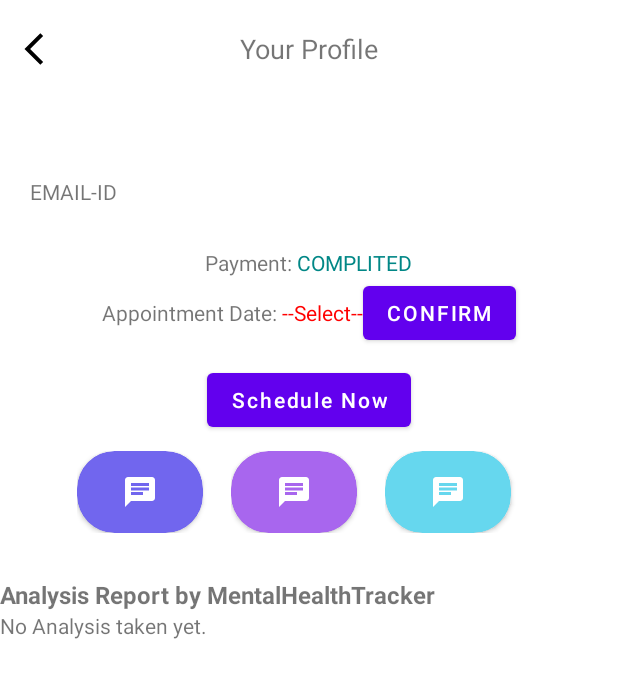
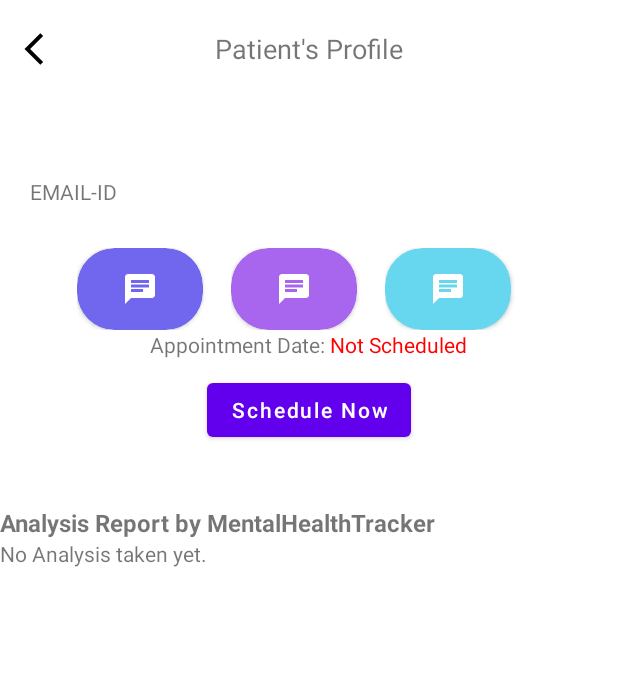
Before and after one commit to scarsxt/MHTDoctorApp, an Android app: the PatientDetails screen opened directly, with no data from a screen before it, on a phone screen of 412 x 824 dp. Shown: the top 678 px of the screen. Run offline under Robolectric (Android 15) with nearby library versions, the phone set to English and light mode, and no system bars; our stand-ins replace Firebase (no records; nobody signed in at launch, a user with empty details on screens opened directly).

Commit message:
Mostly Appointment flow complete, need to work on ui and ux.

```diff
--- a/app/src/main/java/com/example/mhtdoctorapp/PatientDetails.java
+++ b/app/src/main/java/com/example/mhtdoctorapp/PatientDetails.java
@@ -1,36 +1,25 @@
 package com.example.mhtdoctorapp;
+
+import static android.content.ContentValues.TAG;
+
+import android.app.TimePickerDialog;
+import android.content.Intent;
+import android.os.Bundle;
+import android.text.format.DateFormat;
+import android.util.Log;
+import android.view.View;
+import android.widget.AdapterView;
+import android.widget.ArrayAdapter;
+import android.widget.Button;
+import android.widget.EditText;
+import android.widget.LinearLayout;
+import android.widget.Spinner;
+import android.widget.TextView;
+import android.widget.TimePicker;
 
 import androidx.annotation.NonNull;
 import androidx.appcompat.app.AppCompatActivity;
 import androidx.cardview.widget.CardView;
-
-import android.app.Dialog;
-import android.content.Intent;
-import android.os.Bundle;
-import android.util.Log;
-import android.view.View;
-import android.view.ViewGroup;
-import android.widget.AdapterView;
-import android.widget.ArrayAdapter;
-import android.widget.Button;
-import android.widget.CalendarView;
-import android.widget.EditText;
-import android.widget.LinearLayout;
-import android.widget.Spinner;
-import android.widget.TextView;
-import android.widget.Toast;
-
-import java.text.DateFormat;
-import java.text.ParseException;
-import java.text.SimpleDateFormat;
-import java.util.ArrayList;
-import java.util.Calendar;
-import java.util.Date;
-import java.util.HashMap;
-import java.util.List;
-import java.util.Map;
-
-import static android.provider.Settings.System.DATE_FORMAT;
 
 import com.google.android.gms.tasks.OnCompleteListener;
 import com.google.android.gms.tasks.OnFailureListener;
@@ -40,18 +29,27 @@ import com.google.firebase.auth.FirebaseAuth;
 import com.google.firebase.firestore.DocumentSnapshot;
 import com.google.firebase.firestore.FirebaseFirestore;
 
-public class PatientDetails extends AppCompatActivity implements AdapterView.OnItemSelectedListener  {
-    Button scheduleNow, ok;
-    TextView appointmentDate, uName;
+import java.text.ParseException;
+import java.text.SimpleDateFormat;
+import java.util.ArrayList;
+import java.util.Calendar;
+import java.util.Date;
+import java.util.HashMap;
+import java.util.List;
+import java.util.Locale;
+import java.util.Map;
+
+public class PatientDetails extends AppCompatActivity implements AdapterView.OnItemSelectedListener {
+    Button scheduleNow, ok, timeButton, confirm;
+    TextView appointmentDate, uName, timeTextView;
     CardView chat;
-    String appDt, pName, doc_Name;
+    String appDt, pName, doc_Name, id;
     Spinner spinner;
-    LinearLayout date;
+    LinearLayout date, contact;
     List<String> categories;
-    String id;
-    Button confirm;
     FirebaseFirestore db = FirebaseFirestore.getInstance();
     String currentUser = FirebaseAuth.getInstance().getCurrentUser().getUid();
+    Calendar calendar1;
 
     @Override
     protected void onCreate(Bundle savedInstanceState) {
@@ -60,14 +58,18 @@ public class PatientDetails extends AppCompatActivity implements AdapterView.OnI
 
         Intent i = getIntent();
         id = i.getStringExtra("ID");
+        String by = i.getStringExtra("By");
 
         scheduleNow = findViewById(R.id.ScheduleNow);
         appointmentDate = findViewById(R.id.AppointmentDate);
         chat = findViewById(R.id.chats);
+        contact = findViewById(R.id.contact);
         spinner = (Spinner) findViewById(R.id.date);
         date = findViewById(R.id.dateLayout);
         confirm = findViewById(R.id.confirm);
         uName = findViewById(R.id.name);
+        timeTextView = findViewById(R.id.timeTextView);
+        timeButton = findViewById(R.id.timeButton);
 
         db.collection("User").document(id)
                 .get()
@@ -75,7 +77,7 @@ public class PatientDetails extends AppCompatActivity implements AdapterView.OnI
                     @Override
                     public void onComplete(@NonNull Task<DocumentSnapshot> task) {
                         DocumentSnapshot documentSnapshot = task.getResult();
-                        if (task.isSuccessful()){
+                        if (task.isSuccessful()) {
                             pName = documentSnapshot.getString("Name");
                             uName.setText(pName);
                         }
@@ -88,12 +90,11 @@ public class PatientDetails extends AppCompatActivity implements AdapterView.OnI
                     @Override
                     public void onComplete(@NonNull Task<DocumentSnapshot> task) {
                         DocumentSnapshot documentSnapshot = task.getResult();
-                        if (task.isSuccessful()){
+                        if (task.isSuccessful()) {
                             doc_Name = documentSnapshot.getString("Name");
                         }
                     }
                 });
-
 
         dateSet();
 
@@ -103,9 +104,15 @@ public class PatientDetails extends AppCompatActivity implements AdapterView.OnI
                     @Override
                     public void onComplete(@NonNull Task<DocumentSnapshot> task) {
                         DocumentSnapshot documentSnapshot = task.getResult();
-                        if (task.isSuccessful())
-                        {
+                        if (documentSnapshot.exists()) {
                             appDt = documentSnapshot.getString("AppointmentDate");
+                            Log.d("TAG", appDt);
+                            appointmentDate.setText(appDt);
+                            if (appDt.equals("NotScheduled")) {
+                                scheduleNow.setText("Schedule now");
+                            } else {
+                                scheduleNow.setVisibility(View.GONE);
+                            }
                         }
                     }
                 });
@@ -113,15 +120,12 @@ public class PatientDetails extends AppCompatActivity implements AdapterView.OnI
         scheduleNow.setOnClickListener(new View.OnClickListener() {
             @Override
             public void onClick(View view) {
-                    scheduleNow.setVisibility(View.GONE);
-                    date.setVisibility(View.VISIBLE);
-                    //dateSet.setVisibility(View.VISIBLE);
+                scheduleNow.setVisibility(View.GONE);
+                date.setVisibility(View.VISIBLE);
+                //dateSet.setVisibility(View.VISIBLE);
                 confirm.setVisibility(View.VISIBLE);
             }
         });
-
-        // Spinner element
-
 
         // Spinner click listener
         spinner.setOnItemSelectedListener((AdapterView.OnItemSelectedListener) this);
@@ -133,8 +137,7 @@ public class PatientDetails extends AppCompatActivity implements AdapterView.OnI
 
         categories.add("--Select--");
 
-        for (int d =0; d<7; d++)
-        {
+        for (int d = 0; d < 7; d++) {
             Calendar c = Calendar.getInstance();
             c.add(Calendar.DATE, d); // Adding days
             String output = sdf.format(c.getTime());
@@ -150,8 +153,6 @@ public class PatientDetails extends AppCompatActivity implements AdapterView.OnI
         // attaching data adapter to spinner
         spinner.setAdapter(dataAdapter);
 
-
-
         chat.setOnClickListener(new View.OnClickListener() {
             @Override
             public void onClick(View view) {
@@ -163,9 +164,17 @@ public class PatientDetails extends AppCompatActivity implements AdapterView.OnI
             }
         });
 
+        timeButton.setOnClickListener(new View.OnClickListener() {
+            @Override
+            public void onClick(View view) {
+                handleTimeButton();
+            }
+        });
+
         confirm.setOnClickListener(new View.OnClickListener() {
             @Override
             public void onClick(View view) {
+                String dateText = DateFormat.format("h:mm a", calendar1).toString();
                 Log.d("TAG", "On Click Listener Running");
 
                 appDt = appointmentDate.getText().toString();
@@ -178,6 +187,7 @@ public class PatientDetails extends AppCompatActivity implements AdapterView.OnI
                 requestData.put("AppointmentDate", appDt);
                 requestData.put("Payment", "false");
                 requestData.put("Approval", "Approved");
+                requestData.put("Time", dateText);
 
                 db.collection("User").document(id).collection("Appointment").document(currentUser)
                         .set(requestData)
@@ -205,6 +215,7 @@ public class PatientDetails extends AppCompatActivity implements AdapterView.OnI
                         .addOnFailureListener(new OnFailureListener() {
                             @Override
                             public void onFailure(@NonNull Exception e) {
+
                                 Log.w("TAG", "Error writing document", e);
                             }
                         });
@@ -215,19 +226,14 @@ public class PatientDetails extends AppCompatActivity implements AdapterView.OnI
 
     public void dateSet() {
         appDt = appointmentDate.getText().toString();
-        if (appDt.equals("Not Scheduled"))
-        {
+        if (appDt.equals("Not Scheduled")) {
             scheduleNow.setText("Schedule Now");
-        }
-        else if (appDt.equals("--Select--")){
+        } else if (appDt.equals("--Select--")) {
             scheduleNow.setText("Schedule Now");
-        }
-        else {
+        } else {
             scheduleNow.setText("Re-Schedule");
             appointmentDate.setTextColor(getResources().getColor(R.color.teal_700));
         }
-
-
     }
 
     @Override
@@ -236,7 +242,6 @@ public class PatientDetails extends AppCompatActivity implements AdapterView.OnI
         String dt = adapterView.getItemAtPosition(i).toString();
         appointmentDate.setText(dt);
         scheduleNow.setVisibility(View.VISIBLE);
-        date.setVisibility(View.GONE);
         dateSet();
     }
 
@@ -246,4 +251,24 @@ public class PatientDetails extends AppCompatActivity implements AdapterView.OnI
         scheduleNow.setVisibility(View.VISIBLE);
         date.setVisibility(View.GONE);
     }
+
+    private void handleTimeButton() {
+        Calendar calendar = Calendar.getInstance();
+        int HOUR = calendar.get(Calendar.HOUR);
+        int MINUTE = calendar.get(Calendar.MINUTE);
+        boolean is24HourFormat = DateFormat.is24HourFormat(this);
+
+        TimePickerDialog timePickerDialog = new TimePickerDialog(this, new TimePickerDialog.OnTimeSetListener() {
+            @Override
+            public void onTimeSet(TimePicker timePicker, int hour, int minute) {
+                Log.i(TAG, "onTimeSet: " + hour + minute);
+                calendar1 = Calendar.getInstance();
+                calendar1.set(Calendar.HOUR, hour);
+                calendar1.set(Calendar.MINUTE, minute);
+                String dateText = DateFormat.format("h:mm a", calendar1).toString();
+                timeTextView.setText(dateText);
+            }
+        }, HOUR, MINUTE, is24HourFormat);
+        timePickerDialog.show();
+    }
 }
--- a/app/src/main/res/layout/activity_patient_details.xml
+++ b/app/src/main/res/layout/activity_patient_details.xml
@@ -30,9 +30,8 @@
             <TextView
                 android:layout_width="wrap_content"
                 android:layout_height="wrap_content"
-                android:layout_centerHorizontal="true"
-                android:layout_centerVertical="true"
-                android:text="Your Profile"
+                android:layout_centerInParent="true"
+                android:text="Patient's Profile"
                 android:textSize="18sp" />
         </RelativeLayout>
 
@@ -70,76 +69,32 @@
         </RelativeLayout>
 
         <LinearLayout
-            android:layout_width="match_parent"
-            android:layout_height="wrap_content"
-            android:gravity="center"
-            android:orientation="horizontal">
-
-            <TextView
-                android:layout_width="wrap_content"
-                android:layout_height="wrap_content"
-                android:text="Payment: " />
-
-            <TextView
-                android:layout_width="wrap_content"
-                android:layout_height="wrap_content"
-                android:text="COMPLITED"
-                android:textColor="@color/teal_700" />
-
-        </LinearLayout>
-
-        <LinearLayout
-            android:layout_width="match_parent"
-            android:layout_height="wrap_content"
-            android:gravity="center"
-            android:orientation="horizontal">
-
-            <TextView
-                android:layout_width="wrap_content"
-                android:layout_height="wrap_content"
-                android:text="Appointment Date: " />
-
-            <TextView
-                android:id="@+id/AppointmentDate"
-                android:layout_width="wrap_content"
-                android:layout_height="wrap_content"
-                android:text="Not Scheduled"
-                android:textColor="#FF0000" />
-
-            <Button
-                android:id="@+id/confirm"
-                android:layout_width="wrap_content"
-                android:layout_height="wrap_content"
-                android:text="Confirm"/>
-
-        </LinearLayout>
-
-        <Button
-            android:id="@+id/ScheduleNow"
-            android:layout_width="wrap_content"
-            android:layout_height="wrap_content"
-            android:layout_gravity="center"
-            android:layout_margin="10dp"
-            android:text="Schedule Now"
-            android:textAllCaps="false" />
-
-        <LinearLayout
             android:id="@+id/dateLayout"
             android:layout_width="match_parent"
             android:layout_height="wrap_content"
             android:gravity="center"
-            android:orientation="horizontal">
-
+            android:orientation="vertical"
+            android:visibility="gone">
             <Spinner
                 android:id="@+id/date"
                 android:layout_width="wrap_content"
                 android:layout_height="wrap_content"
                 android:layout_margin="10dp" />
 
+            <TextView
+                android:id="@+id/timeTextView"
+                android:layout_width="wrap_content"
+                android:layout_height="wrap_content"/>
 
+            <Button
+                android:id="@+id/timeButton"
+                android:layout_width="wrap_content"
+                android:layout_height="wrap_content"
+                android:text="Set Time"/>
         </LinearLayout>
 
         <LinearLayout
+            android:id="@+id/contact"
             android:layout_width="match_parent"
             android:layout_height="wrap_content"
             android:orientation="horizontal">
@@ -229,6 +184,43 @@
                 android:layout_weight="1" />
         </LinearLayout>
 
+        <LinearLayout
+            android:layout_width="match_parent"
+            android:layout_height="wrap_content"
+            android:gravity="center"
+            android:orientation="horizontal">
+
+            <TextView
+                android:layout_width="wrap_content"
+                android:layout_height="wrap_content"
+                android:text="Appointment Date: " />
+
+            <TextView
+                android:id="@+id/AppointmentDate"
+                android:layout_width="wrap_content"
+                android:layout_height="wrap_content"
+                android:text="Not Scheduled"
+                android:textColor="#FF0000" />
+
+            <Button
+                android:id="@+id/confirm"
+                android:layout_width="wrap_content"
+                android:layout_height="wrap_content"
+                android:text="Confirm"
+                android:visibility="gone"/>
+
+        </LinearLayout>
+
+        <Button
+            android:id="@+id/ScheduleNow"
+            android:layout_width="wrap_content"
+            android:layout_height="wrap_content"
+            android:layout_gravity="center"
+            android:layout_margin="10dp"
+            android:text="Schedule Now"
+            android:textAllCaps="false" />
+
+
         <TextView
             android:layout_width="match_parent"
             android:layout_height="wrap_content"
@@ -246,4 +238,5 @@
             android:layout_width="wrap_content"
             android:layout_height="wrap_content" />
     </LinearLayout>
+
 </RelativeLayout>
--- a/app/src/main/res/layout/patientlistlayout.xml
+++ b/app/src/main/res/layout/patientlistlayout.xml
@@ -1,7 +1,7 @@
 <?xml version="1.0" encoding="utf-8"?>
 <LinearLayout xmlns:android="http://schemas.android.com/apk/res/android"
     android:layout_width="match_parent"
-    android:layout_height="match_parent"
+    android:layout_height="wrap_content"
     xmlns:app="http://schemas.android.com/apk/res-auto"
     android:background="@color/white"
     android:orientation="vertical">
```
Also changed, not shown: app/src/main/java/com/example/mhtdoctorapp/AdapterDoctorPatientList.java (+3 -6 lines), app/src/main/java/com/example/mhtdoctorapp/AdapterRequestList.java (+15 -14 lines), app/src/main/java/com/example/mhtdoctorapp/MainActivity.java (+8 -10 lines), app/src/main/java/com/example/mhtdoctorapp/ModelDoctorPatientList.java (+19 -28 lines), app/src/main/java/com/example/mhtdoctorapp/ModelRequestList.java (+12 -22 lines), app/src/main/res/layout/request_list_layout.xml (+7 -2 lines).
